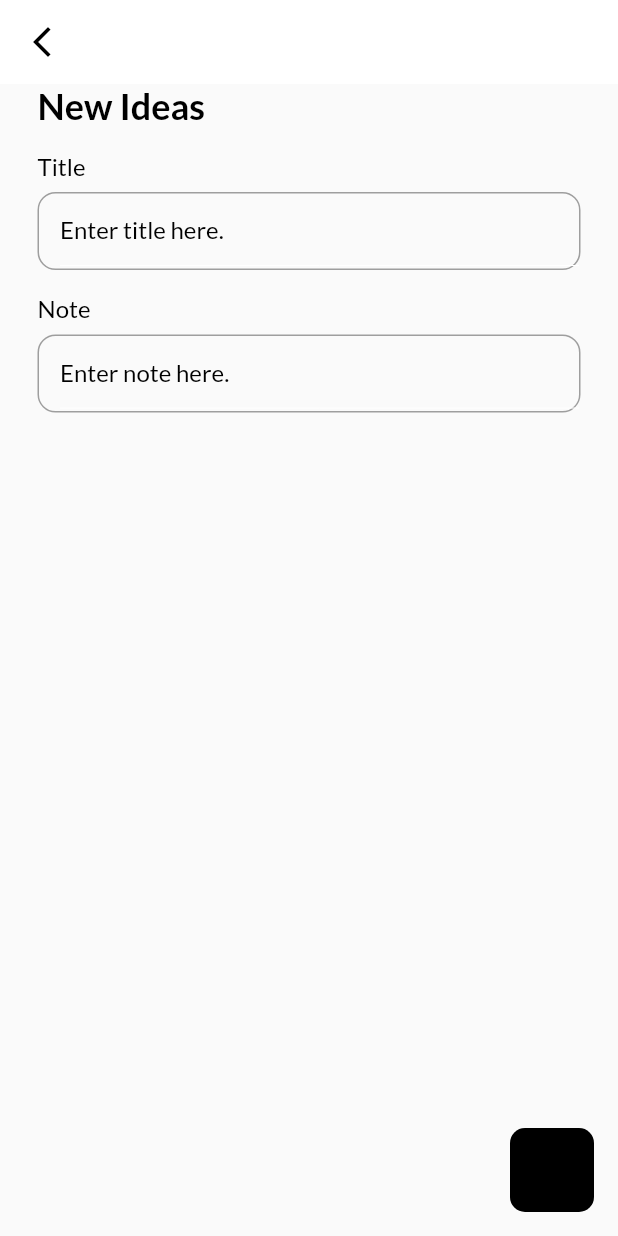
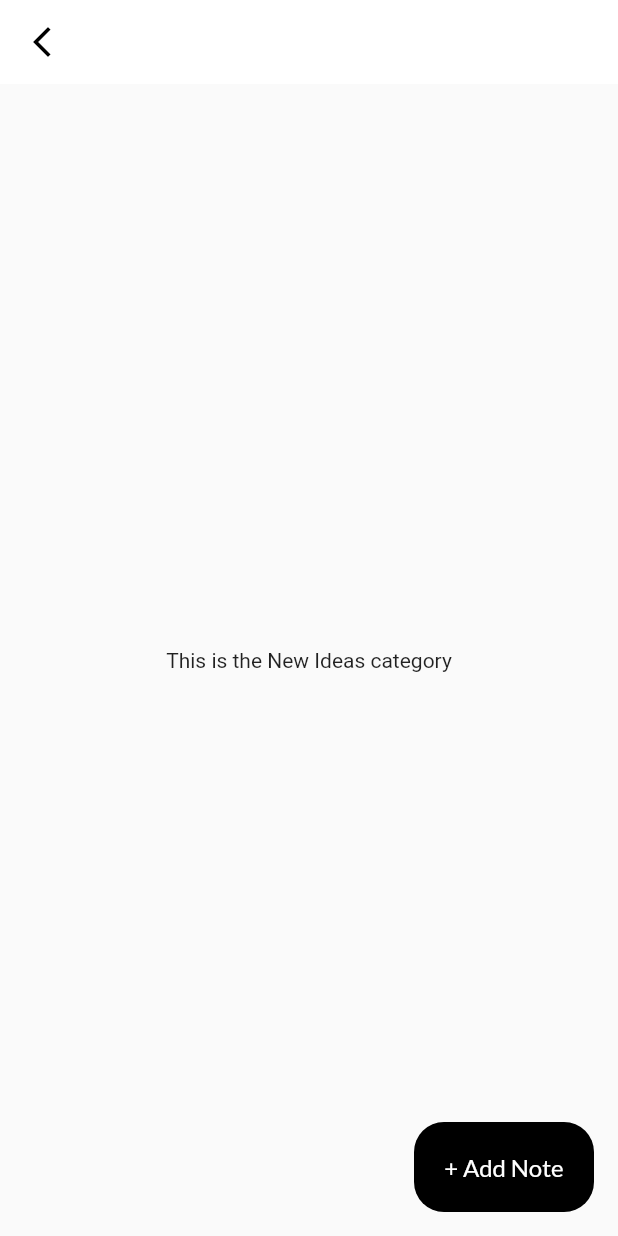
Before and after one commit to impulsado/personalDB, a Flutter app: the screen it shows after launch, after a tap on "New Ideas", on a phone screen of 412 x 824 dp. Run offline on Flutter 3.47's test engine with Material 2 defaults, Android fonts, the phone set to English and light mode, and no system bars; our stand-ins replace google_fonts.

Commit message:
(ADD) Category List

```diff
--- /dev/null
+++ b/lib/categories/category_list.dart
@@ -0,0 +1,57 @@
+import 'package:flutter/material.dart';
+import 'package:personaldb/constants/theme.dart';
+import 'package:personaldb/models/categories.dart';
+import 'package:personaldb/widgets/button.dart';
+import 'package:personaldb/detail/detail.dart';
+
+void main() {
+  runApp(const MyApp());
+}
+
+class MyApp extends StatelessWidget {
+  const MyApp({Key? key}) : super(key: key);
+
+  @override
+  Widget build(BuildContext context) {
+    return MaterialApp(
+      theme: Themes.light,
+      home: CategoryList(MyCategory()), // ensure you pass an instance of MyCategory to DetailPage
+    );
+  }
+}
+
+class CategoryList extends StatelessWidget {
+  final MyCategory myCategory;
+
+  CategoryList(this.myCategory);
+
+  @override
+  Widget build(BuildContext context) {
+    return Scaffold(
+      appBar: _buildAppBar(context),
+      body: Center(
+        child: Text('This is the ${myCategory.title} category'),
+      ),
+      floatingActionButtonLocation: FloatingActionButtonLocation.endFloat,
+      floatingActionButton: MyButton(label: "+ Add Note", onTap: (){
+        Navigator.push(
+          context,
+          MaterialPageRoute(
+            builder: (context) => DetailPage(myCategory),
+          ),
+        );
+      },),
+    );
+  }
+
+  AppBar _buildAppBar(BuildContext context) {
+    return AppBar(
+      backgroundColor: Colors.white,
+      elevation: 0,
+      leading: GestureDetector(
+        child: const Icon(Icons.arrow_back_ios_new, color: Colors.black),
+        onTap: () {Navigator.pop(context);},
+      ),
+    );
+  }
+}
--- a/lib/constants/theme.dart
+++ b/lib/constants/theme.dart
@@ -9,13 +9,13 @@ class Themes {
   );
 }
 
-TextStyle get subHeadingStyle {
+TextStyle subHeadingStyle({required Color color}) {
   return GoogleFonts.lato(
-    textStyle: TextStyle(
-      fontSize: 16,
-      fontWeight: FontWeight.w400,
-      color: Colors.black,
-    )
+      textStyle: TextStyle(
+        fontSize: 16,
+        fontWeight: FontWeight.w400,
+        color: color,
+      )
   );
 }
 
--- a/lib/detail/detail.dart
+++ b/lib/detail/detail.dart
@@ -1,8 +1,8 @@
 import 'package:flutter/material.dart';
-import 'package:personaldb/constants/theme.dart'; // ensure this is the correct import for your Themes class
-import 'package:personaldb/models/my_category.dart';
-import 'package:personaldb/home/home.dart';
+import 'package:personaldb/constants/theme.dart';
+import 'package:personaldb/models/categories.dart';
 import 'package:personaldb/widgets/input_field.dart';
+import 'package:personaldb/widgets/button.dart';
 
 void main() {
   runApp(const MyApp());
@@ -15,7 +15,7 @@ class MyApp extends StatelessWidget {
   Widget build(BuildContext context) {
     return MaterialApp(
       theme: Themes.light,
-      home: DetailPage(MyCategory()), // ensure you pass an instance of MyCategory to DetailPage
+      home: DetailPage(MyCategory()),
     );
   }
 }
@@ -30,8 +30,12 @@ class DetailPage extends StatelessWidget {
   Widget build(BuildContext context) {
     return Scaffold(
       appBar: _buildAppBar(context),
-      body: Container(
+      body: Padding(
         padding: const EdgeInsets.only(left:25, right:25),
+        child: Column(
+          mainAxisAlignment: MainAxisAlignment.spaceBetween,
+          children: [
+            Expanded(
               child: SingleChildScrollView(
                 child: Column(
                   crossAxisAlignment: CrossAxisAlignment.start,
@@ -43,17 +47,11 @@ class DetailPage extends StatelessWidget {
                 ),
               ),
             ),
-      floatingActionButton: _buildFloatingActionButton(),
-    );
-  }
-
-  FloatingActionButton _buildFloatingActionButton() {
-    return FloatingActionButton(
-        shape: RoundedRectangleBorder(borderRadius: BorderRadius.circular(10)),
-        elevation: 0,
-        backgroundColor: Colors.black,
-        onPressed: () {},
-        child: const Icon(Icons.add, size: 35,)
+          ],
+        ),
+      ),
+      floatingActionButtonLocation: FloatingActionButtonLocation.endFloat,
+      floatingActionButton: MyButton(label: "Submit", onTap: ()=>null,),
     );
   }
 
@@ -63,7 +61,7 @@ class DetailPage extends StatelessWidget {
       elevation: 0,
       leading: GestureDetector(
         child: const Icon(Icons.arrow_back_ios_new, color: Colors.black),
-          onTap: () {Navigator.push(context, MaterialPageRoute(builder: (context) => HomePage()),);}
+        onTap: () {Navigator.pop(context);},
       ),
     );
   }
--- a/lib/home/home.dart
+++ b/lib/home/home.dart
@@ -1,5 +1,5 @@
 import 'package:flutter/material.dart';
-import 'package:personaldb/constants/theme.dart'; // ensure this is the correct import for your Themes class
+import 'package:personaldb/constants/theme.dart';
 import 'package:personaldb/widgets/categories.dart';
 
 void main() {
--- /dev/null
+++ b/lib/widgets/button.dart
@@ -0,0 +1,22 @@
+import 'package:flutter/material.dart';
+import 'package:personaldb/constants/theme.dart';
+
+class MyButton extends StatelessWidget {
+  final String label;
+  final Function()? onTap;
+  const MyButton({Key? key, required this.label, required this.onTap}) : super(key: key);
+
+  @override
+  Widget build(BuildContext context) {
+    return GestureDetector(
+      onTap: onTap,
+      child: Container(
+        width: 120,
+        height: 60,
+        alignment: Alignment.center,
+        decoration: BoxDecoration(borderRadius: BorderRadius.circular(20), color: Colors.black),
+        child: Text(label, style: subHeadingStyle(color: Colors.white),),
+      ),
+    );
+  }
+}
--- a/lib/widgets/categories.dart
+++ b/lib/widgets/categories.dart
@@ -1,6 +1,6 @@
 import 'package:flutter/material.dart';
-import 'package:personaldb/detail/detail.dart';
-import 'package:personaldb/models/my_category.dart';
+import 'package:personaldb/categories/category_list.dart';
+import 'package:personaldb/models/categories.dart';
 
 class Categories extends StatelessWidget {
   final categoryList = MyCategory.generateCategory();
@@ -24,7 +24,7 @@ class Categories extends StatelessWidget {
   Widget _buildCategory(BuildContext context, MyCategory myCategory) {
     return GestureDetector(
       onTap: () {
-        Navigator.of(context).push(MaterialPageRoute(builder: (context) => DetailPage(myCategory)));
+        Navigator.of(context).push(MaterialPageRoute(builder: (context) => CategoryList(myCategory))); // AQUI
       },
       child: Container (
         padding: const EdgeInsets.all(20),
--- a/lib/widgets/input_field.dart
+++ b/lib/widgets/input_field.dart
@@ -1,4 +1,3 @@
-// input_filed.dart
 import 'package:personaldb/constants/theme.dart';
 import 'package:flutter/material.dart';
 
@@ -15,7 +14,7 @@ class MyInputField extends StatelessWidget {
       child: Column(
         crossAxisAlignment: CrossAxisAlignment.start,
         children: [
-          Text(title, style: subHeadingStyle,),
+          Text(title, style: subHeadingStyle(color: Colors.black),),
           Container(
             height: 52,
             margin: EdgeInsets.only(top:8.0),
@@ -25,10 +24,10 @@ class MyInputField extends StatelessWidget {
               autofocus: false,
               cursorColor: Colors.grey,
               controller: controller,
-              style: subHeadingStyle,
+              style: subHeadingStyle(color: Colors.black),
               decoration: InputDecoration(
                 hintText: hint,
-                hintStyle: subHeadingStyle,
+                hintStyle: subHeadingStyle(color: Colors.black),
                 focusedErrorBorder: UnderlineInputBorder(borderSide: BorderSide(color: Colors.white, width: 0)),
                 enabledBorder: UnderlineInputBorder(borderSide: BorderSide(color: Colors.white, width: 0)),
                 focusedBorder: UnderlineInputBorder(borderSide: BorderSide(color: Colors.white, width: 0)),
```
Also changed, not shown: lib/models/categories.dart (renamed from lib/models/my_category.dart). Lines whose indentation alone changed are shown as unchanged.
